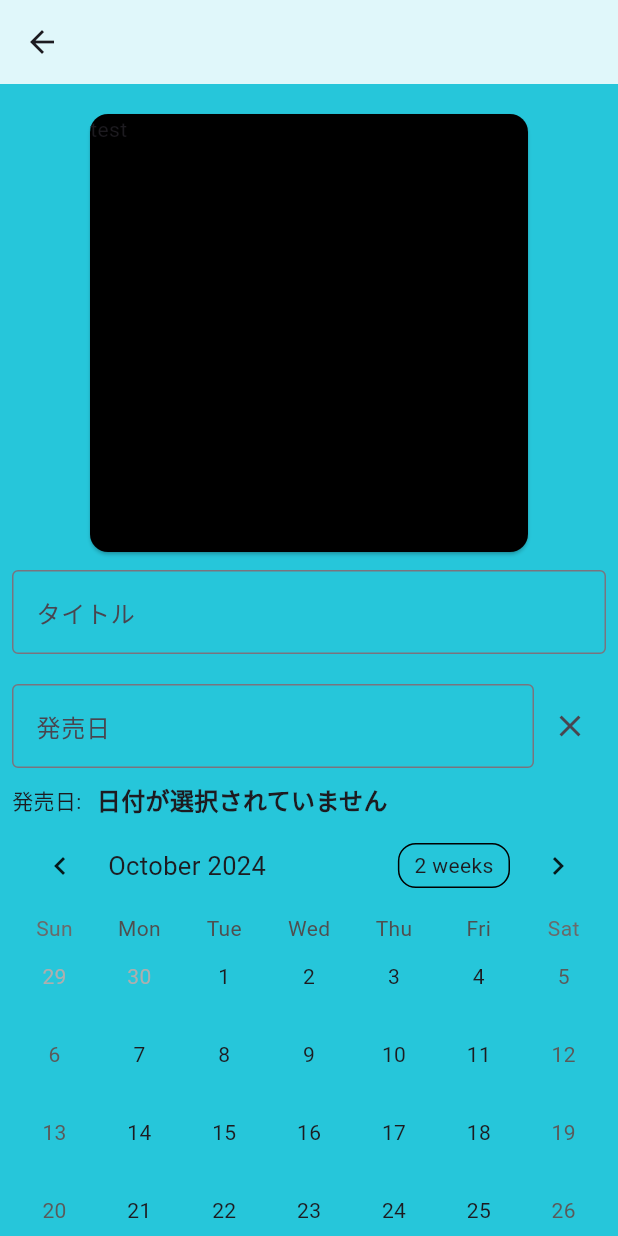
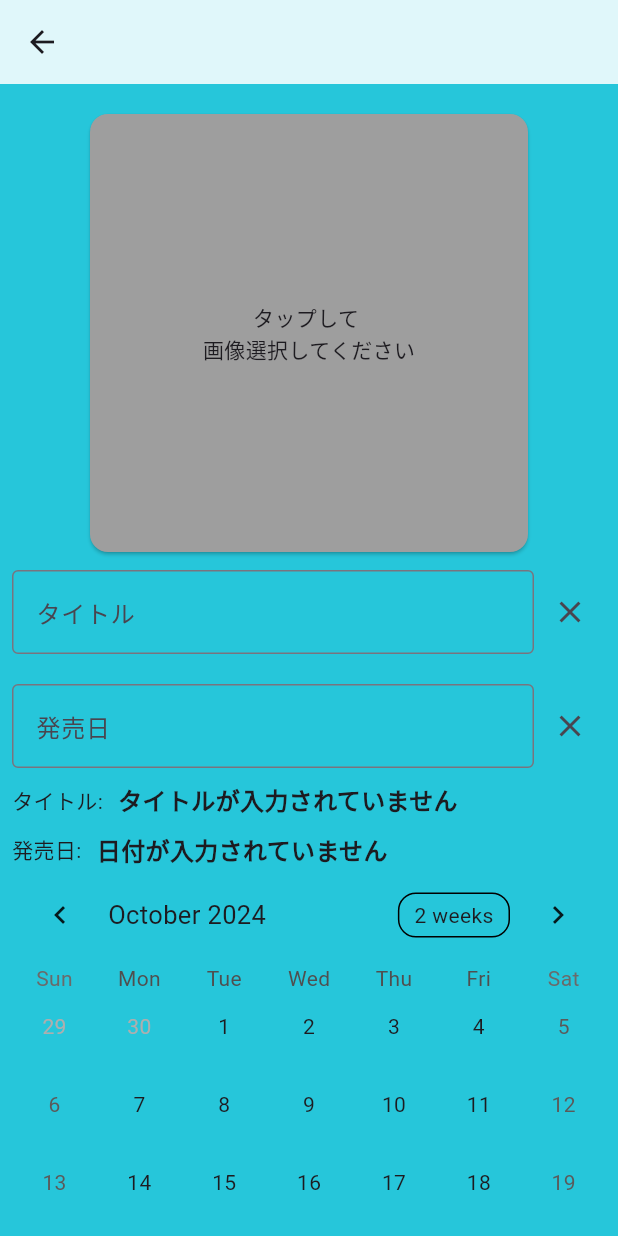
Before and after one commit to HikaruKusanagi27/game_review, a Flutter app: the PostPage screen opened directly, after a tap on the "clear" icon, on a phone screen of 412 x 824 dp. Run offline on Flutter 3.47's test engine with Material 3 defaults, Android fonts, the phone set to English and light mode, and no system bars; drawn by our look-alikes of table_calendar; our stand-ins replace cloud_firestore, firebase_core, image_picker; accounts and stored records are empty.

Commit message:
テキストフォームの実装

```diff
--- a/lib/post_page.dart
+++ b/lib/post_page.dart
@@ -1,4 +1,7 @@
+import 'dart:io';
+
 import 'package:flutter/material.dart';
+import 'package:image_picker/image_picker.dart';
 import 'package:table_calendar/table_calendar.dart';
 
 const List<String> platformList = <String>['Switch', 'PS5', 'Steam'];
@@ -16,23 +19,36 @@ class PostPage extends StatefulWidget {
 
 class _PostPageState extends State<PostPage> {
   DateTime? _selectedDate;
+  final TextEditingController _titleController = TextEditingController();
   final TextEditingController _dateController = TextEditingController();
-  String _displayedDateText = '日付が選択されていません';
+  String _displayedTitleText = 'タイトルが入力されていません';
+  String _displayedDateText = '日付が入力されていません';
+  File? _selectedImage;
 
   @override
   void initState() {
     super.initState();
+
+    _titleController.addListener(() {
+      setState(() {
+        _displayedTitleText = _titleController.text.isNotEmpty
+            ? _titleController.text
+            : "タイトルが入力されていません";
+      });
+    });
+
     _dateController.addListener(() {
       setState(() {
         _displayedDateText = _dateController.text.isNotEmpty
             ? _dateController.text
-            : "日付が選択されていません";
+            : "日付が入力されていません";
       });
     });
   }
 
   @override
   void dispose() {
+    _titleController.dispose();
     _dateController.dispose();
     super.dispose();
   }
@@ -41,8 +57,36 @@ class _PostPageState extends State<PostPage> {
     setState(() {
       _dateController.clear(); // TextFieldの内容をクリア
       _selectedDate = null; // 日付の選択をクリア
-      _displayedDateText = "日付が選択されていません"; // 表示テキストをクリア
+      _displayedDateText = "日付が入力されていません"; // 表示テキストをクリア
     });
+  }
+
+  void _clearDate2() {
+    setState(() {
+      _titleController.clear(); // TextFieldの内容をクリア
+      _displayedTitleText = "タイトルが入力されていません"; // 表示テキストをクリア
+    });
+  }
+
+  // 画像を取得するメソッド
+  Future<void> _pickImage() async {
+    try {
+      final picker = ImagePicker();
+      final pickedFile = await picker.pickImage(source: ImageSource.gallery);
+
+      // pickedFileがnullでない場合のみセット
+      if (pickedFile != null) {
+        setState(() {
+          _selectedImage = File(pickedFile.path);
+        });
+      } else {
+        // nullの場合の処理（エラーメッセージの表示など）
+        print("画像が選択されませんでした");
+      }
+    } catch (e) {
+      // エラー処理
+      print("画像の選択に失敗しました: $e");
+    }
   }
 
   @override
@@ -60,21 +104,38 @@ class _PostPageState extends State<PostPage> {
               children: [
                 Padding(
                   padding: EdgeInsets.all(8.0),
+                  child: GestureDetector(
+                    onTap: _pickImage,
                     child: SizedBox(
                       height: 300,
                       width: 300,
                       child: Card(
-                      color: Colors.black,
-                      child: Text('test'),
+                          color: Colors.grey,
+                          child: Center(
+                            child: _selectedImage == null
+                                ? const Text('         タップして\n画像選択してください')
+                                : Image.file(_selectedImage!,
+                                    fit: BoxFit.cover),
+                          )),
                     ),
                   ),
                 ),
-                TextField(
-                  obscureText: true,
+                Row(
+                  children: [
+                    Expanded(
+                      child: TextField(
+                        controller: _titleController,
                         decoration: InputDecoration(
                           border: OutlineInputBorder(),
                           labelText: 'タイトル',
                         ),
+                      ),
+                    ),
+                    IconButton(
+                      icon: Icon(Icons.clear),
+                      onPressed: _clearDate2, // クリアボタン
+                    ),
+                  ],
                 ),
                 SizedBox(height: 20),
                 Row(
@@ -91,6 +152,18 @@ class _PostPageState extends State<PostPage> {
                     IconButton(
                       icon: Icon(Icons.clear),
                       onPressed: _clearDate, // クリアボタン
+                    ),
+                  ],
+                ),
+                SizedBox(height: 10),
+                Row(
+                  children: [
+                    Text('タイトル:'),
+                    SizedBox(width: 10),
+                    Text(
+                      _displayedTitleText,
+                      style:
+                          TextStyle(fontSize: 16, fontWeight: FontWeight.bold),
                     ),
                   ],
                 ),
@@ -118,9 +191,7 @@ class _PostPageState extends State<PostPage> {
                           "${selectedDay.year}-${selectedDay.month}-${selectedDay.day}";
                     });
                   },
-                  onFormatChanged: (format) {
-                    // do something
-                  },
+                  onFormatChanged: (format) {},
                 ),
                 SizedBox(height: 20),
                 Row(
@@ -189,7 +260,6 @@ class _PlatformListDropdownButtonState
       icon: const Icon(Icons.arrow_drop_down, color: Colors.black),
       style: const TextStyle(color: Colors.black),
       onChanged: (String? value) {
-        // This is called when the user selects an item.
         setState(() {
           dropdownValue = value!;
         });
@@ -230,7 +300,6 @@ class _MakerListDropdownButtonState extends State<MakerListDropdownButton> {
       icon: const Icon(Icons.arrow_drop_down, color: Colors.black),
       style: const TextStyle(color: Colors.black),
       onChanged: (String? value) {
-        // This is called when the user selects an item.
         setState(() {
           dropdownValue = value!;
         });
@@ -271,7 +340,6 @@ class _GenreListDropdownButtonState extends State<GenreListDropdownButton> {
       icon: const Icon(Icons.arrow_drop_down, color: Colors.black),
       style: const TextStyle(color: Colors.black),
       onChanged: (String? value) {
-        // This is called when the user selects an item.
         setState(() {
           dropdownValue = value!;
         });
--- a/pubspec.yaml
+++ b/pubspec.yaml
@@ -13,6 +13,7 @@ dependencies:
   flutter:
     sdk: flutter
   table_calendar: ^3.1.1
+  image_picker: ^1.1.2
 
 dev_dependencies:
   flutter_test:
```
Also changed, not shown: pubspec.lock, 5 other files. Lines whose indentation alone changed are shown as unchanged.
